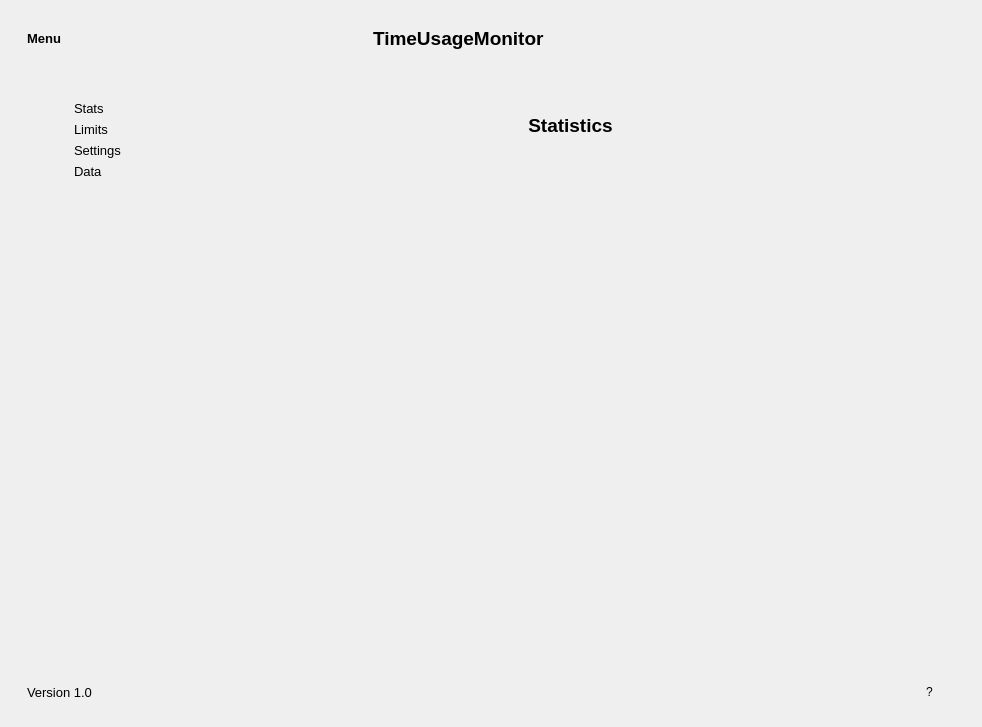
The window that gui.ui (Domy7/TimeUsageMonitor) describes before a commit, drawn with Qt 5.
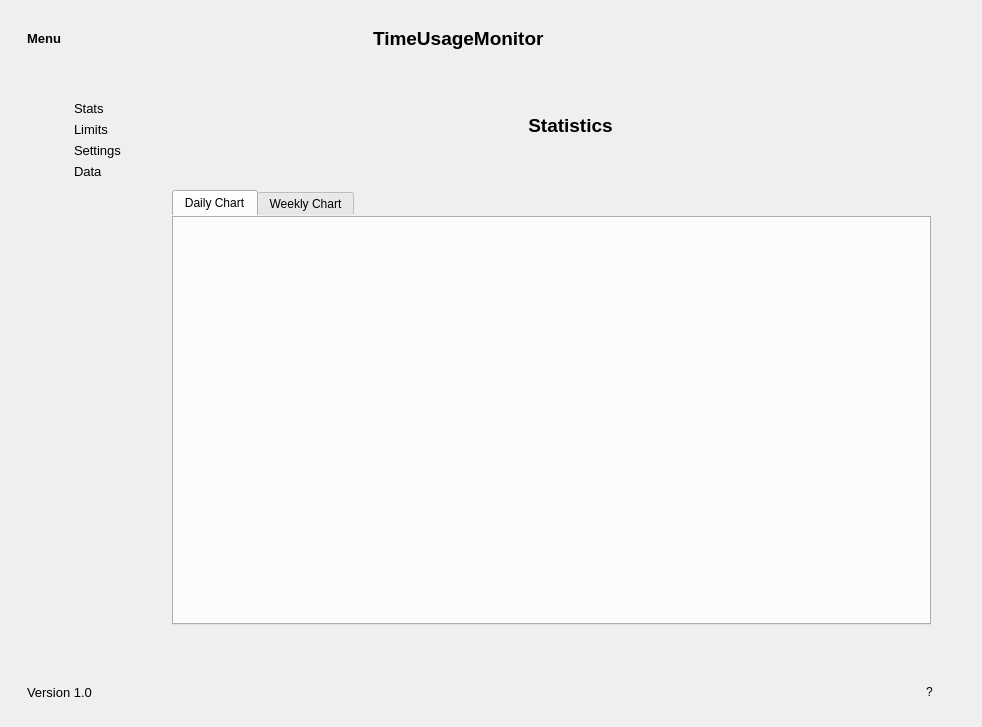
The same window after the commit. Icons and pictures are not drawn.

Commit message:
Dodan tjedni prikaz u GUI
- dodani tabovi za statistiku 'DAILY CHART' i 'WEEKLY CHART'
- ubacen tjedni prikaz (bar.py)
- obrisani nepotrebni dijelovi koda

Patch:
```diff
--- a/gui.ui
+++ b/gui.ui
@@ -513,8 +513,20 @@
                    <property name="frameShadow">
                     <enum>QFrame::Raised</enum>
                    </property>
-                   <layout class="QHBoxLayout" name="horizontalLayout_11">
+                   <layout class="QHBoxLayout" name="horizontalLayout_11"/>
+                  </widget>
+                 </item>
                     <item>
+                  <widget class="QTabWidget" name="tabWidget">
+                   <property name="currentIndex">
+                    <number>0</number>
+                   </property>
+                   <widget class="QWidget" name="daily_chart_tab">
+                    <attribute name="title">
+                     <string>Daily Chart</string>
+                    </attribute>
+                    <layout class="QVBoxLayout" name="verticalLayout_7">
+                     <item alignment="Qt::AlignRight|Qt::AlignTop">
                      <widget class="QPushButton" name="refresh_chart_btn">
                       <property name="styleSheet">
                        <string notr="true">:pressed {
@@ -536,9 +548,6 @@
                       </property>
                      </widget>
                     </item>
-                   </layout>
-                  </widget>
-                 </item>
                  <item>
                   <widget class="QWidget" name="chart_container" native="true">
                    <property name="enabled">
@@ -556,6 +565,20 @@
                      <height>0</height>
                     </size>
                    </property>
+                      </widget>
+                     </item>
+                    </layout>
+                   </widget>
+                   <widget class="QWidget" name="weekly_chart_tab">
+                    <attribute name="title">
+                     <string>Weekly Chart</string>
+                    </attribute>
+                    <layout class="QVBoxLayout" name="verticalLayout_9">
+                     <item>
+                      <widget class="QWidget" name="weekly_bar_container" native="true"/>
+                     </item>
+                    </layout>
+                   </widget>
                   </widget>
                  </item>
                 </layout>
```
Lines whose indentation alone changed are shown as unchanged. The commit also changes 7 other files.
